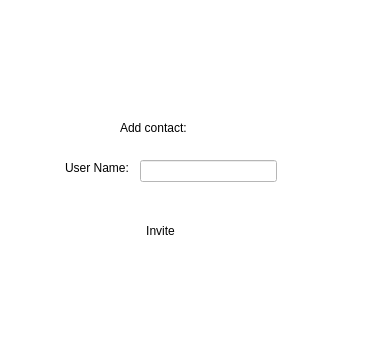
Above: Client/findcontacts.ui from a-mkrv/Chat before the change. Below: the same form after it.
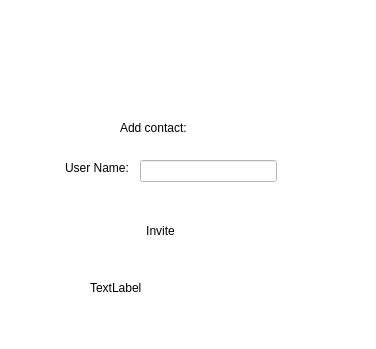
That is the form after the change. Icons and pictures are not drawn.

Patch:
```diff
--- a/Client/findcontacts.ui
+++ b/Client/findcontacts.ui
@@ -126,6 +126,19 @@
     </rect>
    </property>
   </widget>
+  <widget class="QLabel" name="label_3">
+   <property name="geometry">
+    <rect>
+     <x>90</x>
+     <y>280</y>
+     <width>181</width>
+     <height>16</height>
+    </rect>
+   </property>
+   <property name="text">
+    <string>TextLabel</string>
+   </property>
+  </widget>
  </widget>
  <resources>
   <include location="image.qrc"/>
```
